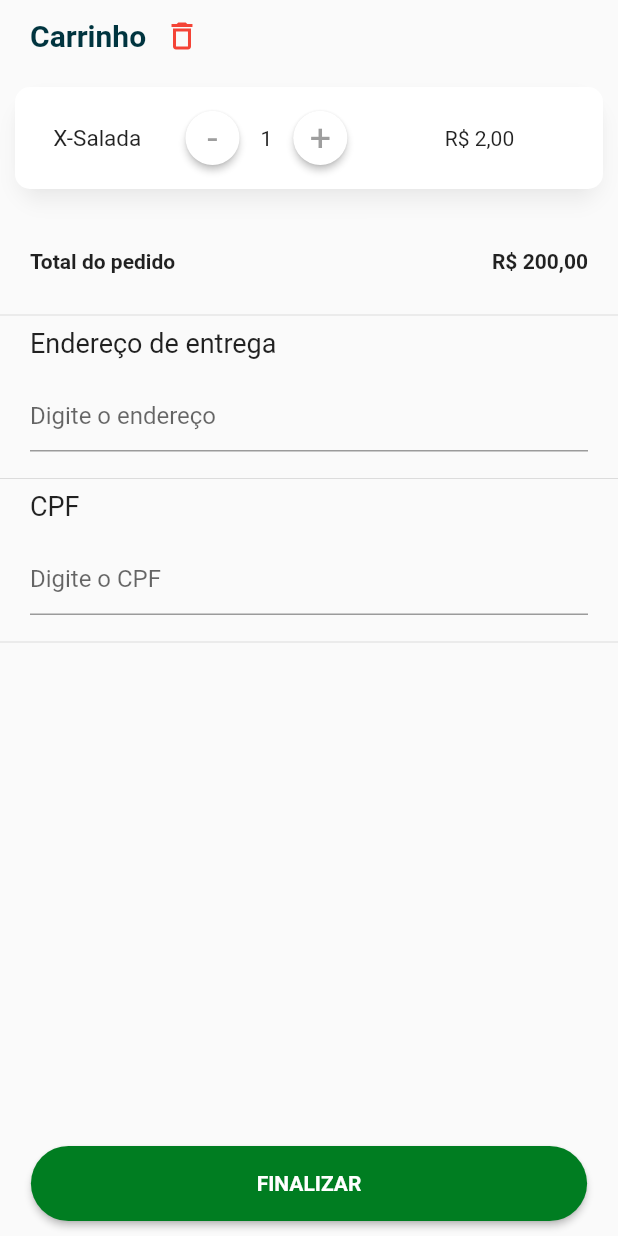
After one commit to osvaldinei/vakinha_burger_mobile, a Flutter app: the ShoppingCardPage screen opened directly, on a phone screen of 412 x 824 dp. The commit adds this screen. Run offline on Flutter 3.47's test engine with Material 2 defaults, Android fonts, the phone set to English and light mode, and no system bars; our stand-ins replace get, get_storage; missing offline and left inert: validatorless; accounts and stored records are empty; Roboto replaces fonts that are missing (mplus1).

Commit message:
Criado Layout Carrinho

```diff
--- a/lib/app/modules/home/home_controller.dart
+++ b/lib/app/modules/home/home_controller.dart
@@ -5,6 +5,8 @@ import 'package:vakinha_burger_mobile/app/core/services/auth_service.dart';
 import 'package:vakinha_burger_mobile/app/core/services/shopping_card_service.dart';
 import 'package:vakinha_burger_mobile/app/modules/menu/menu_bindings.dart';
 import 'package:vakinha_burger_mobile/app/modules/menu/menu_page.dart';
+import 'package:vakinha_burger_mobile/app/modules/order/shopping_card/shopping_card_bindings.dart';
+import 'package:vakinha_burger_mobile/app/modules/order/shopping_card/shopping_card_page.dart';
 
 class HomeController extends GetxController {
   static const NAVIGATOR_KEY = 1;
@@ -41,6 +43,12 @@ class HomeController extends GetxController {
           transition: Transition.fadeIn);
     }
 
-    if (settings.name == '/order/shopping_card') {}
+    if (settings.name == '/order/shopping_card') {
+      return GetPageRoute(
+          settings: settings,
+          page: () => const ShoppingCardPage(),
+          binding: ShoppingCardBindings(),
+          transition: Transition.fadeIn);
+    }
   }
 }
--- /dev/null
+++ b/lib/app/modules/order/shopping_card/shopping_card_bindings.dart
@@ -0,0 +1,9 @@
+import 'package:get/get.dart';
+import './shopping_card_controller.dart';
+
+class ShoppingCardBindings implements Bindings {
+    @override
+    void dependencies() {
+        Get.put(ShoppingCardController());
+    }
+}
--- /dev/null
+++ b/lib/app/modules/order/shopping_card/shopping_card_controller.dart
@@ -0,0 +1,3 @@
+import 'package:get/get.dart';
+
+class ShoppingCardController extends GetxController {}
--- /dev/null
+++ b/lib/app/modules/order/shopping_card/shopping_card_page.dart
@@ -0,0 +1,202 @@
+import 'package:get/get.dart';
+import 'package:flutter/material.dart';
+import 'package:vakinha_burger_mobile/app/core/ui/formatter_helper.dart';
+import 'package:vakinha_burger_mobile/app/core/ui/widgets/plus_minus_box.dart';
+import 'package:vakinha_burger_mobile/app/core/ui/widgets/vakinha_appbar.dart';
+import 'package:vakinha_burger_mobile/app/core/ui/widgets/vakinha_button.dart';
+import 'package:validatorless/validatorless.dart';
+import './shopping_card_controller.dart';
+
+class ShoppingCardPage extends GetView<ShoppingCardController> {
+  const ShoppingCardPage({Key? key}) : super(key: key);
+
+  @override
+  Widget build(BuildContext context) {
+    return Scaffold(body: LayoutBuilder(
+      builder: (_, constraints) {
+        return ConstrainedBox(
+          constraints: BoxConstraints(
+            minHeight: constraints.maxHeight,
+            minWidth: constraints.maxWidth,
+          ),
+          child: IntrinsicHeight(
+            child: Form(
+              child: Column(
+                crossAxisAlignment: CrossAxisAlignment.start,
+                children: [
+                  Padding(
+                    padding: const EdgeInsets.symmetric(horizontal: 20.0),
+                    child: Row(
+                      children: [
+                        Text(
+                          'Carrinho',
+                          style: context.textTheme.headline6?.copyWith(
+                            fontWeight: FontWeight.bold,
+                            color: context.theme.primaryColorDark,
+                          ),
+                        ),
+                        IconButton(
+                          onPressed: () {},
+                          icon: const Icon(
+                            Icons.delete_outline,
+                            color: Colors.red,
+                          ),
+                        ),
+                      ],
+                    ),
+                  ),
+                  Column(
+                    children: [
+                      Container(
+                        margin: EdgeInsets.all(10),
+                        child: PlusMinusBox(
+                            label: 'X-Salada',
+                            calculateTotal: true,
+                            elevated: true,
+                            backgroundColor: Colors.white,
+                            quantity: 1,
+                            price: 2.0,
+                            plusCallback: () {},
+                            minusCallback: () {}),
+                      )
+                    ],
+                  ),
+                  const SizedBox(
+                    height: 10,
+                  ),
+                  Padding(
+                    padding: const EdgeInsets.all(20.0),
+                    child: Row(
+                      mainAxisAlignment: MainAxisAlignment.spaceBetween,
+                      children: [
+                        Text(
+                          'Total do pedido',
+                          style: context.textTheme.bodyText1?.copyWith(
+                            fontWeight: FontWeight.bold,
+                          ),
+                        ),
+                        Text(
+                          FormatterHelper.formatCurrency(200),
+                          style: context.textTheme.bodyText1?.copyWith(
+                            fontWeight: FontWeight.bold,
+                          ),
+                        ),
+                      ],
+                    ),
+                  ),
+                  const Divider(),
+                  const _AddressField(),
+                  const Divider(),
+                  const _CpfField(),
+                  const Divider(),
+                  const Spacer(),
+                  Center(
+                    child: SizedBox(
+                      child: VakinhaButton(
+                        width: context.widthTransformer(reducedBy: 10),
+                        label: 'FINALIZAR',
+                        onPressed: () {},
+                      ),
+                    ),
+                  ),
+                  const SizedBox(
+                     height: 10,
+                  ),
+                ],
+              ),
+            ),
+          ),
+        );
+      },
+    ));
+  }
+}
+
+class _AddressField extends StatelessWidget {
+  const _AddressField({Key? key}) : super(key: key);
+
+  @override
+  Widget build(BuildContext context) {
+    return Padding(
+      padding: const EdgeInsets.symmetric(horizontal: 20),
+      child: Column(
+        crossAxisAlignment: CrossAxisAlignment.start,
+        children: [
+          const SizedBox(
+            height: 35,
+            child: Expanded(
+              child: Text(
+                'Endereço de entrega',
+                overflow: TextOverflow.ellipsis,
+                style: TextStyle(fontSize: 18),
+              ),
+            ),
+          ),
+          TextFormField(
+            autovalidateMode: AutovalidateMode.onUserInteraction,
+            onChanged: (value) {},
+            validator: Validatorless.required('Endereço obrigatório'),
+            decoration: const InputDecoration(
+              hintText: 'Digite o endereço',
+              focusedBorder: UnderlineInputBorder(
+                borderSide: BorderSide(
+                  color: Colors.grey,
+                ),
+              ),
+            ),
+          ),
+          const SizedBox(
+            height: 10,
+          ),
+        ],
+      ),
+    );
+  }
+}
+
+class _CpfField extends GetView<ShoppingCardController> {
+  const _CpfField({Key? key}) : super(key: key);
+
+  @override
+  Widget build(BuildContext context) {
+    return Padding(
+      padding: const EdgeInsets.symmetric(
+        horizontal: 20,
+      ),
+      child: Column(
+        crossAxisAlignment: CrossAxisAlignment.start,
+        children: [
+          const SizedBox(
+            height: 35,
+            child: Expanded(
+              child: Text(
+                'CPF',
+                overflow: TextOverflow.ellipsis,
+                style: TextStyle(fontSize: 18),
+              ),
+            ),
+          ),
+          TextFormField(
+            autovalidateMode: AutovalidateMode.onUserInteraction,
+            onChanged: (value) {},
+            validator: Validatorless.multiple([
+              Validatorless.required('CPF obrigatório'),
+              Validatorless.cpf('CPF inválido'),
+            ]),
+            decoration: const InputDecoration(
+              hintText: 'Digite o CPF',
+              focusedBorder: UnderlineInputBorder(
+                borderSide: BorderSide(
+                  color: Colors.grey,
+                ),
+              ),
+            ),
+          ),
+          const SizedBox(
+            height: 10,
+          ),
+        ],
+      ),
+    );
+  }
+}
--- a/lib/app/modules/product_detail/product_detail_page.dart
+++ b/lib/app/modules/product_detail/product_detail_page.dart
@@ -90,7 +90,10 @@ class ProductDetailPage extends GetView<ProductDetailController> {
                             label: controller.alredyAdded ? 'ATUALIZAR' : 'ADICIONAR'  ,
                             onPressed: controller.addProductInShoppingCard),
                     ),
-                  )
+                  ),
+                  const SizedBox(
+                     height: 10,
+                  ),
                 ],
               ),
             ),
```
